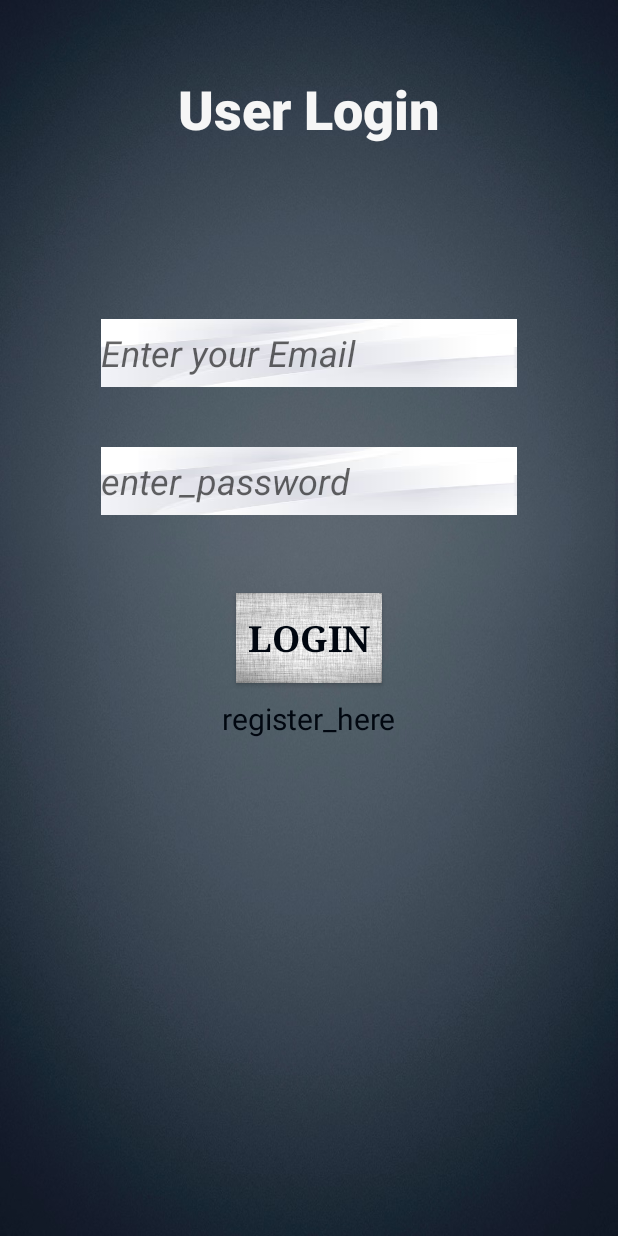
After one commit to AmenyaZ/TigerService, an Android app: the Login screen opened directly, with no data from a screen before it, on a phone screen of 412 x 824 dp. The commit adds this screen. Run offline under Robolectric (Android 15) with nearby library versions, the phone set to English and light mode, and no system bars; our stand-ins replace Firebase (no records; nobody signed in at launch, a user with empty details on screens opened directly).

Commit message:
Cover page

```diff
--- a/app/src/main/AndroidManifest.xml
+++ b/app/src/main/AndroidManifest.xml
@@ -9,7 +9,8 @@
         android:roundIcon="@mipmap/ic_launcher_round"
         android:supportsRtl="true"
         android:theme="@style/AppTheme">
-        <activity android:name=".Categories"></activity>
+        <activity android:name=".Login"></activity>
+        <activity android:name=".Categories" />
         <activity android:name=".Register" />
         <activity android:name=".SecondActivity" />
         <activity android:name=".MainActivity">
--- /dev/null
+++ b/app/src/main/java/com/example/tigerservice/Login.java
@@ -0,0 +1,202 @@
+package com.example.tigerservice;
+
+import androidx.appcompat.app.AppCompatActivity;
+
+import androidx.appcompat.app.ActionBar;
+import androidx.appcompat.app.AppCompatActivity;
+import androidx.annotation.NonNull;
+import androidx.appcompat.app.AppCompatActivity;
+
+import android.animation.Animator;
+import android.animation.AnimatorListenerAdapter;
+import android.annotation.TargetApi;
+import android.content.Intent;
+import android.os.Build;
+import android.os.Bundle;
+import android.text.Editable;
+import android.text.SpannableString;
+import android.text.Spanned;
+import android.text.method.LinkMovementMethod;
+import android.text.style.ClickableSpan;
+import android.view.View;
+import android.widget.Button;
+import android.widget.EditText;
+import android.widget.TextView;
+import android.widget.Toast;
+
+//import com.google.firebase.auth.FirebaseAuth;
+//import com.google.firebase.auth.FirebaseUser;
+//import com.google.android.gms.tasks.OnCompleteListener;
+//import com.google.android.gms.tasks.Task;
+//import com.google.firebase.auth.AuthResult;
+//import com.google.firebase.auth.FirebaseAuth;
+//import com.google.firebase.auth.FirebaseUser;
+
+import org.w3c.dom.Text;
+
+
+import android.os.Bundle;
+
+import com.google.android.gms.tasks.OnCompleteListener;
+import com.google.android.gms.tasks.Task;
+import com.google.firebase.auth.AuthResult;
+import com.google.firebase.auth.FirebaseAuth;
+import com.google.firebase.auth.FirebaseUser;
+
+import android.animation.Animator;
+import android.animation.AnimatorListenerAdapter;
+import android.os.Bundle;
+import android.view.View;
+
+public class Login extends AppCompatActivity {
+
+
+    private EditText UserMail;
+    private EditText Password;
+    private Button LogIn;
+    private TextView Register;
+    private TextView About;
+    private View mProgressView;
+    private FirebaseAuth mAuth;
+    FirebaseAuth mFirebaseAuth;
+    private FirebaseAuth.AuthStateListener mAuthStatelistener;
+    private View mLoginFormView;
+    private TextView tvLoad;
+
+    @Override
+    protected void onCreate(Bundle savedInstanceState) {
+        super.onCreate(savedInstanceState);
+        setContentView(R.layout.activity_login);
+
+
+        UserMail = (EditText) findViewById(R.id.etEmail);
+        Password = (EditText) findViewById(R.id.etPassword);
+        LogIn = (Button) findViewById(R.id.btnLogIn);
+        Register = (TextView) findViewById(R.id.tvRegister);
+        About = (TextView) findViewById(R.id.tvAbout);
+        mProgressView = (View) findViewById(R.id.login_progress);
+        mLoginFormView = (View) findViewById(R.id.login_form);
+        tvLoad = (TextView) findViewById(R.id.tvLoad);
+
+        mAuth = FirebaseAuth.getInstance();
+
+        ActionBar actionBar = getSupportActionBar();
+        actionBar.hide();
+
+
+        Register.setOnClickListener(new View.OnClickListener() {
+            @Override
+            public void onClick(View v) {
+                Intent intent = new Intent(Login.this, Register.class);
+
+                startActivity(intent);
+                showProgress(true);
+                finish();
+                return;
+            }
+        });
+
+        mAuthStatelistener = new FirebaseAuth.AuthStateListener() {
+            @Override
+            public void onAuthStateChanged(@NonNull FirebaseAuth firebaseAuth) {
+                FirebaseUser mFirebaseUser = mFirebaseAuth.getCurrentUser();
+                if (mFirebaseUser != null) {
+                    Toast.makeText(Login.this, "You are Logged In", Toast.LENGTH_SHORT).show();
+                    Intent intent = new Intent(Login.this, SecondActivity.class);
+                } else {
+
+                    Toast.makeText(Login.this, "Please LogIn", Toast.LENGTH_SHORT).show();
+                }
+            }
+        };
+
+        LogIn.setOnClickListener(new View.OnClickListener() {
+                                     @Override
+                                     public void onClick(View v) {
+
+                                         String email = UserMail.getText().toString();
+                                         String pass = Password.getText().toString();
+
+                                         if (email.isEmpty()) {
+                                             UserMail.setError("Please Enter Email Address");
+                                         } else if (pass.isEmpty()) {
+                                             Password.setError("Please enter the password");
+                                         } else if (email.isEmpty() && pass.isEmpty()) {
+                                             Toast.makeText(Login.this, "All Fields are Empty", Toast.LENGTH_LONG).show();
+                                         } else if (!(email.isEmpty() && pass.isEmpty())) {
+                                             mFirebaseAuth.signInWithEmailAndPassword(email, pass)
+                                                     .addOnCompleteListener(Login.this, new OnCompleteListener<AuthResult>() {
+                                                         @Override
+                                                         public void onComplete(@NonNull Task<AuthResult> task) {
+                                                             if (!task.isSuccessful()) {
+                                                                 Toast.makeText(Login.this, "LogIn Error, Please Check Your Credentials", Toast.LENGTH_LONG).show();
+                                                             } else {
+                                                                 Intent intHome = new Intent(Login.this, SecondActivity.class);
+                                                                 startActivity(intHome);
+                                                                 showProgress(true);
+                                                                 finish();
+                                                                 return;
+                                                             }
+                                                         }
+
+
+                                                     });
+                                         }
+
+
+                                     }
+
+
+                                 }
+
+
+        );
+
+    }
+
+    /**
+     * Shows the progress UI and hides the login form.
+     */
+    @TargetApi(Build.VERSION_CODES.HONEYCOMB_MR2)
+    private void showProgress(final boolean show) {
+        // On Honeycomb MR2 we have the ViewPropertyAnimator APIs, which allow
+        // for very easy animations. If available, use these APIs to fade-in
+        // the progress spinner.
+        if (Build.VERSION.SDK_INT >= Build.VERSION_CODES.HONEYCOMB_MR2) {
+            int shortAnimTime = getResources().getInteger(android.R.integer.config_shortAnimTime);
+
+            mLoginFormView.setVisibility(show ? View.GONE : View.VISIBLE);
+            mLoginFormView.animate().setDuration(shortAnimTime).alpha(
+                    show ? 0 : 1).setListener(new AnimatorListenerAdapter() {
+                @Override
+                public void onAnimationEnd(Animator animation) {
+                    mLoginFormView.setVisibility(show ? View.GONE : View.VISIBLE);
+                }
+            });
+
+            mProgressView.setVisibility(show ? View.VISIBLE : View.GONE);
+            mProgressView.animate().setDuration(shortAnimTime).alpha(
+                    show ? 1 : 0).setListener(new AnimatorListenerAdapter() {
+                @Override
+                public void onAnimationEnd(Animator animation) {
+                    mProgressView.setVisibility(show ? View.VISIBLE : View.GONE);
+                }
+            });
+
+            tvLoad.setVisibility(show ? View.VISIBLE : View.GONE);
+            tvLoad.animate().setDuration(shortAnimTime).alpha(
+                    show ? 1 : 0).setListener(new AnimatorListenerAdapter() {
+                @Override
+                public void onAnimationEnd(Animator animation) {
+                    tvLoad.setVisibility(show ? View.VISIBLE : View.GONE);
+                }
+            });
+        } else {
+            // The ViewPropertyAnimator APIs are not available, so simply show
+            // and hide the relevant UI components.
+            mProgressView.setVisibility(show ? View.VISIBLE : View.GONE);
+            tvLoad.setVisibility(show ? View.VISIBLE : View.GONE);
+            mLoginFormView.setVisibility(show ? View.GONE : View.VISIBLE);
+        }
+    }
+}
--- a/app/src/main/java/com/example/tigerservice/Register.java
+++ b/app/src/main/java/com/example/tigerservice/Register.java
@@ -21,7 +21,7 @@ import androidx.annotation.NonNull;
 import androidx.appcompat.app.ActionBar;
 import androidx.appcompat.app.AppCompatActivity;
 
-import com.example.tigerservice.MainActivity;
+import com.example.tigerservice.Register;
 import com.google.android.gms.tasks.OnCompleteListener;
 import com.google.android.gms.tasks.Task;
 import com.google.firebase.auth.AuthResult;
@@ -113,8 +113,8 @@ public class Register extends AppCompatActivity {
                                 Toast.makeText(Register.this, "Registration Unsuccessful, Please Retry", Toast.LENGTH_SHORT).show();
                             }
                             else {
-                                startActivity(new Intent(Register.this, MainActivity.class));
-                                //showProgress(true);
+                               startActivity(new Intent(Register.this, Login.class));
+                                showProgress(true);
                                 return;
                             }
                         }
--- /dev/null
+++ b/app/src/main/res/layout/activity_login.xml
@@ -0,0 +1,144 @@
+<?xml version="1.0" encoding="utf-8"?>
+
+<LinearLayout xmlns:android="http://schemas.android.com/apk/res/android"
+    xmlns:app="http://schemas.android.com/apk/res-auto"
+    xmlns:tools="http://schemas.android.com/tools"
+    android:layout_width="match_parent"
+    android:layout_height="match_parent"
+    android:background="@drawable/gg"
+    android:orientation="vertical"
+    tools:context=".MainActivity">
+
+
+
+    <ProgressBar
+        android:id="@+id/login_progress"
+        style="?android:attr/progressBarStyleLarge"
+        android:layout_width="wrap_content"
+        android:layout_height="wrap_content"
+        android:layout_gravity="center_horizontal"
+        android:layout_marginTop="200dp"
+        android:visibility="gone" />
+
+    <TextView
+        android:id="@+id/tvLoad"
+        android:layout_width="match_parent"
+        android:layout_height="wrap_content"
+        android:layout_marginTop="25dp"
+        android:clickable="true"
+        android:focusable="true"
+        android:gravity="center_horizontal"
+        android:text="Loading...please wait..."
+        android:textColor="@color/colorPrimary"
+        android:textStyle="bold"
+        android:visibility="gone" />
+
+
+
+    <LinearLayout
+        android:layout_width="match_parent"
+        android:layout_height="match_parent"
+        android:orientation="vertical"
+        android:layout_gravity="right|center_horizontal"
+        android:id="@+id/login_form">
+        android:state_pressed="true" android:drawable="@drawable/pressed" <!--pressed -->
+        android:drawable="@drawable/normal" <!-- Normal -->
+
+
+
+
+        <TextView
+            android:id="@+id/tvAbout"
+            android:layout_width="wrap_content"
+            android:layout_height="wrap_content"
+            android:layout_marginTop="48dp"
+            android:background="#00000000"
+            android:layout_gravity="center"
+            android:text="@string/user_login"
+            android:textColor="#F6F6F6"
+            android:textSize="36sp"
+            android:textStyle="bold"
+            app:fontFamily="sans-serif-black"
+            app:layout_constraintEnd_toEndOf="parent"
+            app:layout_constraintHorizontal_bias="0.5"
+            app:layout_constraintStart_toStartOf="parent"
+            app:layout_constraintTop_toTopOf="parent" />
+
+        <EditText
+            android:id="@+id/etEmail"
+            android:layout_width="277dp"
+            android:layout_height="45dp"
+            android:layout_gravity="center"
+            android:layout_marginTop="116dp"
+            android:background="@drawable/sdds"
+            android:ems="10"
+            android:hint="Enter your Email"
+            android:inputType="textEmailAddress"
+            android:textColor="#010710"
+            android:textSize="24sp"
+            android:textStyle="italic"
+            app:layout_constraintEnd_toEndOf="parent"
+            app:layout_constraintHorizontal_bias="0.5"
+            app:layout_constraintStart_toStartOf="parent"
+            app:layout_constraintTop_toBottomOf="@+id/tvAbout"
+            android:importantForAutofill="no" />
+
+        <EditText
+            android:id="@+id/etPassword"
+            android:layout_width="277dp"
+            android:layout_height="45dp"
+            android:layout_marginTop="40dp"
+            android:background="@drawable/sdds"
+            android:ems="10"
+            android:hint="@string/enter_password"
+            android:inputType="textPassword"
+            android:textColor="#010710"
+            android:layout_gravity="center"
+            android:textSize="24sp"
+            android:textStyle="italic"
+            app:layout_constraintEnd_toEndOf="parent"
+            app:layout_constraintHorizontal_bias="0.5"
+            app:layout_constraintStart_toStartOf="parent"
+            app:layout_constraintTop_toBottomOf="@+id/etEmail"
+            android:importantForAutofill="no" />
+
+
+
+        <Button
+            android:id="@+id/btnLogIn"
+            android:layout_width="97dp"
+            android:layout_height="60dp"
+            android:layout_gravity="center"
+            android:layout_marginTop="52dp"
+            android:background="@drawable/nn"
+            android:fontFamily="serif"
+            android:text="LogIn"
+            android:textColor="#010710"
+            android:textSize="24sp"
+            android:textStyle="bold"
+            app:layout_constraintEnd_toEndOf="parent"
+            app:layout_constraintHorizontal_bias="0.5"
+            app:layout_constraintStart_toStartOf="parent"
+            app:layout_constraintTop_toBottomOf="@+id/etPassword" />
+
+        <TextView
+            android:id="@+id/tvRegister"
+            android:layout_width="wrap_content"
+            android:layout_height="28dp"
+            android:layout_gravity="center"
+            android:layout_marginTop="10sp"
+            android:background="#00000000"
+            android:clickable="true"
+            android:text="@string/register_here"
+            android:textColor="#010710"
+            android:textSize="20sp"
+            app:layout_constraintBottom_toBottomOf="parent"
+            app:layout_constraintEnd_toEndOf="parent"
+            app:layout_constraintStart_toStartOf="parent"
+            app:layout_constraintTop_toBottomOf="@+id/btnLogIn"
+            app:layout_constraintVertical_bias="0.063" />
+
+
+    </LinearLayout>
+
+</LinearLayout>
```
Also changed, not shown: app/src/main/java/com/example/tigerservice/MainActivity.java (added, +82 -0 lines), app/src/main/res/layout/activity_main.xml (+7 -5 lines), app/src/main/res/drawable-v24/icon1.png (deleted).
